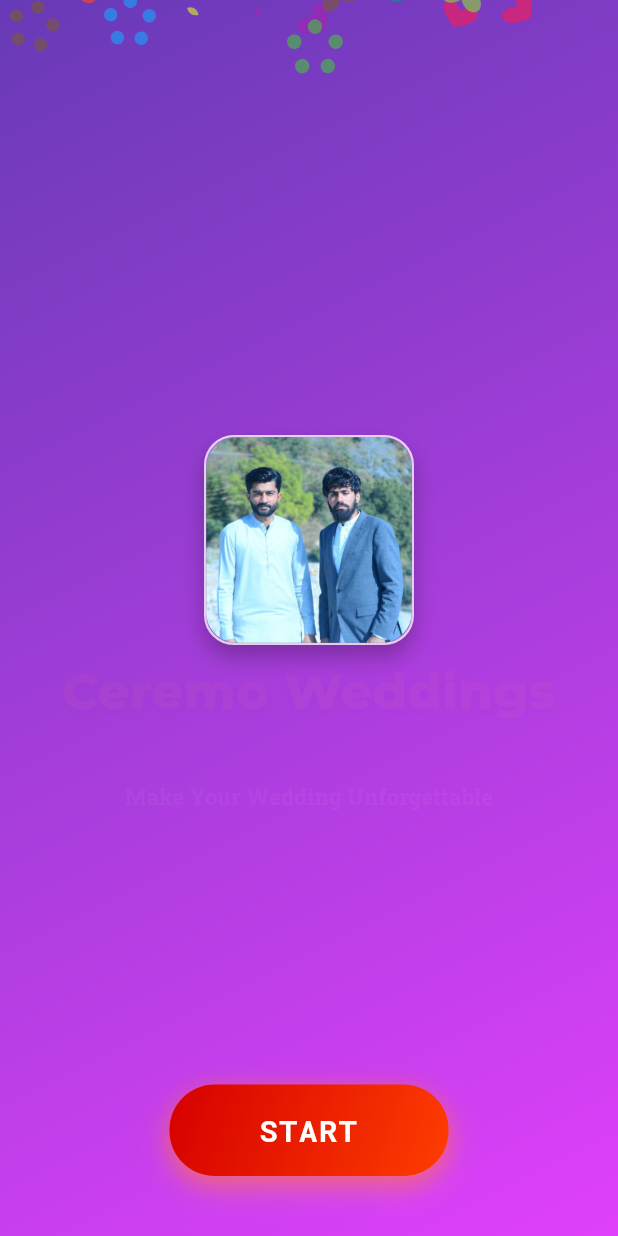
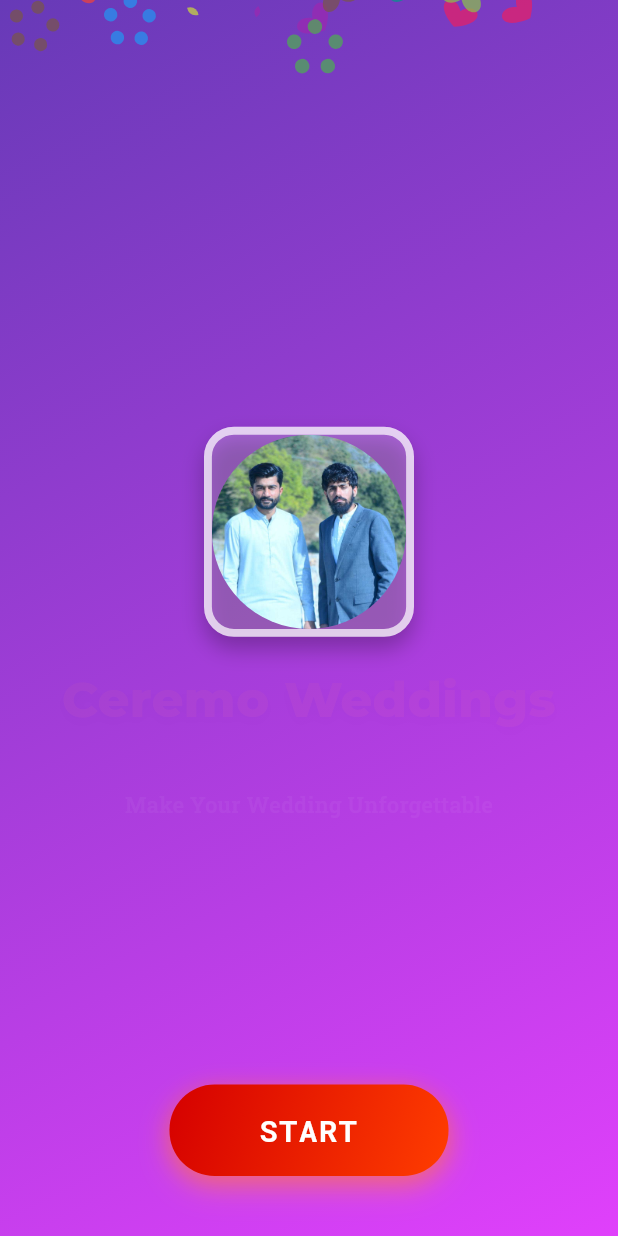
Before and after one commit to muhammad176ahmad-source/marriage-hall-app, a Flutter app: the screen it shows after launch, on a phone screen of 412 x 824 dp. Run offline on Flutter 3.47's test engine with Material 3 defaults, Android fonts, the light colour scheme and no system bars; our stand-ins replace carousel_slider, cloud_firestore, cross_file, firebase_storage, flutter_secure_storage, geolocator and 4 more; accounts and stored records are empty; project files that could hold a hidden picture were left out.

Commit message:
Add all changes: images, splash screen updates, and new files

```diff
--- a/lib/screens/marriage_splash_screen.dart
+++ b/lib/screens/marriage_splash_screen.dart
@@ -200,18 +200,18 @@ class _MarriageSplashScreenState extends State<MarriageSplashScreen>
                     ],
                     border: Border.all(
                       color: Colors.white70,
-                      width: 1.5,
+                      width: 5.25,
                     ),
                   ),
                   child: ClipRRect(
-                    borderRadius: BorderRadius.circular(20),
+                    borderRadius: BorderRadius.circular(95),
                     child: Image.asset(
                       "assets/images/your_profile_picture.jpg",
                       fit: BoxFit.cover,
                     ),
                   ),
                 ),
-                const SizedBox(height: 24),
+                const SizedBox(height: 35),
                 SlideTransition(
                   position: _titleSlide,
                   child: FadeTransition(
```
Also changed, not shown: assets/images/WhatsApp Image 2026-02-21 at 12.24.40 PM.jpeg (added), assets/images/g.jpg (added), assets/images/profile.jpg, 1 other file.
